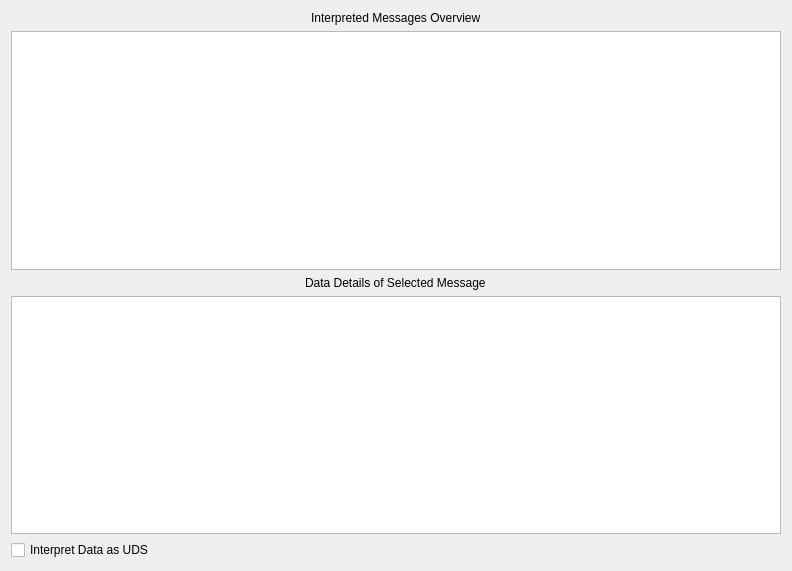
First picture: the form in isotp_interpreterwindow.ui, repository collin80/SavvyCAN, before the edit.
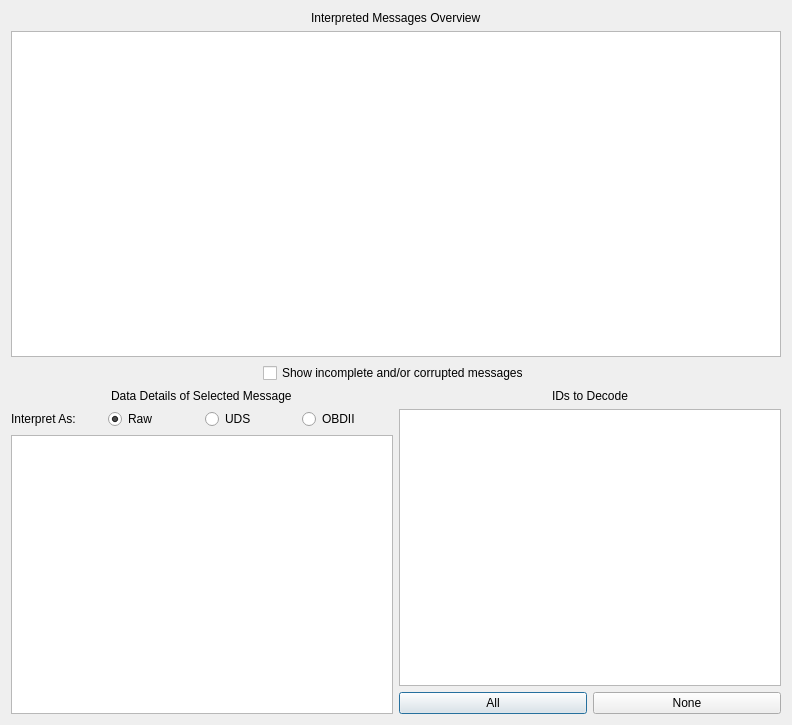
Second picture: the form after the edit.

The edit to the form file:
```diff
--- a/isotp_interpreterwindow.ui
+++ b/isotp_interpreterwindow.ui
@@ -7,7 +7,7 @@
     <x>0</x>
     <y>0</y>
     <width>792</width>
-    <height>571</height>
+    <height>725</height>
    </rect>
   </property>
   <property name="windowTitle">
@@ -25,21 +25,96 @@
     <widget class="QTableWidget" name="tableIsoFrames"/>
    </item>
    <item alignment="Qt::AlignHCenter">
-    <widget class="QLabel" name="label_2">
+    <widget class="QCheckBox" name="cbShowIncomplete">
      <property name="text">
-      <string>Data Details of Selected Message</string>
+      <string>Show incomplete and/or corrupted messages</string>
      </property>
     </widget>
    </item>
    <item>
-    <widget class="QTextBrowser" name="txtFrameDetails"/>
-   </item>
-   <item>
-    <widget class="QCheckBox" name="cbInterpretUDS">
-     <property name="text">
-      <string>Interpret Data as UDS</string>
-     </property>
-    </widget>
+    <layout class="QHBoxLayout" name="horizontalLayout">
+     <item>
+      <layout class="QVBoxLayout" name="verticalLayout_2">
+       <item alignment="Qt::AlignHCenter">
+        <widget class="QLabel" name="label_2">
+         <property name="text">
+          <string>Data Details of Selected Message</string>
+         </property>
+        </widget>
+       </item>
+       <item>
+        <layout class="QHBoxLayout" name="horizontalLayout_3">
+         <item>
+          <widget class="QLabel" name="label_3">
+           <property name="text">
+            <string>Interpret As:</string>
+           </property>
+          </widget>
+         </item>
+         <item>
+          <widget class="QRadioButton" name="rbRaw">
+           <property name="text">
+            <string>Raw</string>
+           </property>
+           <property name="checked">
+            <bool>true</bool>
+           </property>
+          </widget>
+         </item>
+         <item>
+          <widget class="QRadioButton" name="rbUDS">
+           <property name="text">
+            <string>UDS</string>
+           </property>
+          </widget>
+         </item>
+         <item>
+          <widget class="QRadioButton" name="rbOBDII">
+           <property name="text">
+            <string>OBDII</string>
+           </property>
+          </widget>
+         </item>
+        </layout>
+       </item>
+       <item>
+        <widget class="QTextBrowser" name="txtFrameDetails"/>
+       </item>
+      </layout>
+     </item>
+     <item>
+      <layout class="QVBoxLayout" name="verticalLayout_4">
+       <item alignment="Qt::AlignHCenter">
+        <widget class="QLabel" name="lblFilter">
+         <property name="text">
+          <string>IDs to Decode</string>
+         </property>
+        </widget>
+       </item>
+       <item>
+        <widget class="QListWidget" name="listFilter"/>
+       </item>
+       <item>
+        <layout class="QHBoxLayout" name="horizontalLayout_2">
+         <item>
+          <widget class="QPushButton" name="btnAll">
+           <property name="text">
+            <string>All</string>
+           </property>
+          </widget>
+         </item>
+         <item>
+          <widget class="QPushButton" name="btnNone">
+           <property name="text">
+            <string>None</string>
+           </property>
+          </widget>
+         </item>
+        </layout>
+       </item>
+      </layout>
+     </item>
+    </layout>
    </item>
   </layout>
  </widget>
```
